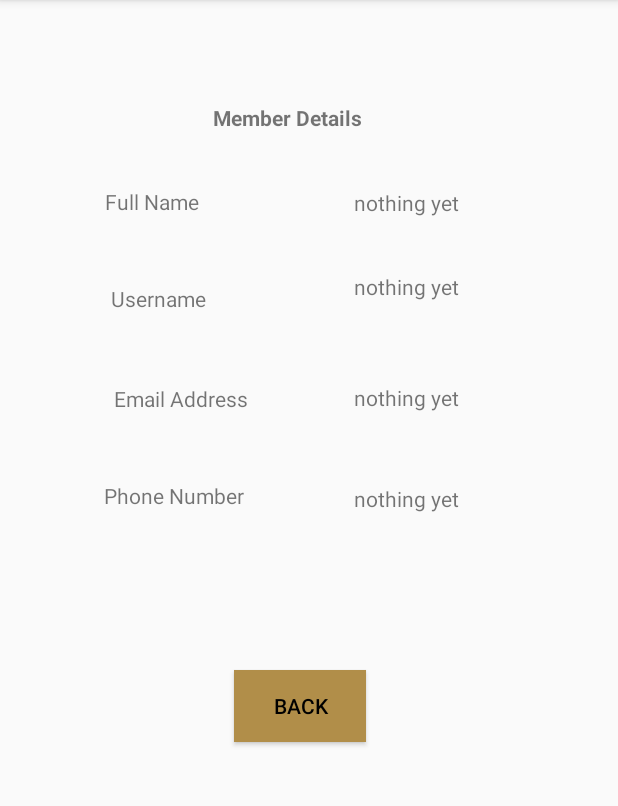
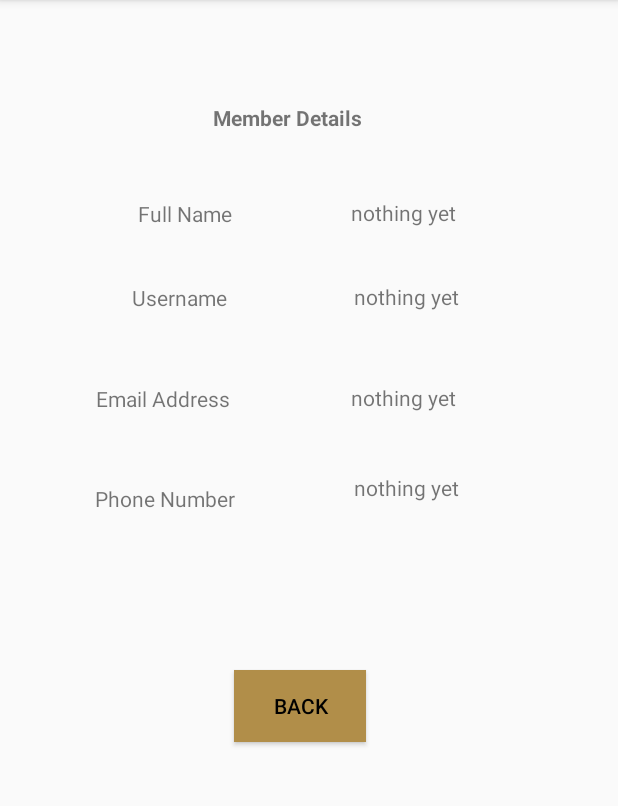
Before and after one commit to Deepak14291/hotel, an Android app: the MemberDetails screen opened directly, with no data from a screen before it, on a phone screen of 412 x 824 dp, the part 84-890 px from its top. Run offline under Robolectric (Android 15) with nearby library versions, the phone set to English and light mode, and no system bars.

Commit message:
added comments

```diff
--- a/app/src/main/java/com/example/hotelapp/RegisterLoginActivity.java
+++ b/app/src/main/java/com/example/hotelapp/RegisterLoginActivity.java
@@ -43,7 +43,7 @@ public class RegisterLoginActivity extends AppCompatActivity {
                 String username_saved = getSharedPrefs.getString("username", "nothing yet");
                 String password_saved = getSharedPrefs.getString("password", "nothing yet");
 
-
+                // if username and password is empty, display a toast notification to request user input.
                 if(username.isEmpty()){
                     Toast.makeText(RegisterLoginActivity.this, "please enter username", Toast.LENGTH_SHORT)
                             .show();
@@ -52,6 +52,8 @@ public class RegisterLoginActivity extends AppCompatActivity {
                             .show();
 
                 }else {
+                    // if username and password is provided by the user, check against the stored shared preference.
+                    // If it matches navigate to user landing page, if not, display a toast message saying incorrect credentials entered.
                     if( (username.matches(username_saved)) && (password.matches(password_saved))){
                         //Proceed to user landing page
                         Intent intent = new Intent(RegisterLoginActivity.this,UserLandingPage.class);
@@ -66,7 +68,7 @@ public class RegisterLoginActivity extends AppCompatActivity {
 
             }
         });
-
+        // Navigate to usersignup page on click of sign-up button.
         SignUp.setOnClickListener(new View.OnClickListener() {
             @Override
             public void onClick(View v) {
--- a/app/src/main/java/com/example/hotelapp/home/RoomTypeFragment.java
+++ b/app/src/main/java/com/example/hotelapp/home/RoomTypeFragment.java
@@ -55,8 +55,6 @@ public class RoomTypeFragment extends Fragment {
         });
         recyclerView.setAdapter(adapter);
         recyclerView.setLayoutManager(new LinearLayoutManager(requireContext()));
-
         return view;
     }
-
 }
--- a/app/src/main/res/layout/activity_member_details.xml
+++ b/app/src/main/res/layout/activity_member_details.xml
@@ -27,16 +27,16 @@
         android:text="TextView"
         app:layout_constraintBottom_toBottomOf="parent"
         app:layout_constraintEnd_toEndOf="parent"
-        app:layout_constraintHorizontal_bias="0.691"
+        app:layout_constraintHorizontal_bias="0.685"
         app:layout_constraintStart_toStartOf="parent"
         app:layout_constraintTop_toTopOf="parent"
-        app:layout_constraintVertical_bias="0.167" />
+        app:layout_constraintVertical_bias="0.176" />
 
     <TextView
         android:id="@+id/textView2"
         android:layout_width="wrap_content"
         android:layout_height="wrap_content"
-        android:layout_marginStart="70dp"
+        android:layout_marginStart="92dp"
         android:layout_marginEnd="116dp"
         android:layout_marginBottom="39dp"
         android:text="@string/full_name"
@@ -45,13 +45,13 @@
         app:layout_constraintHorizontal_bias="1.0"
         app:layout_constraintStart_toStartOf="parent"
         app:layout_constraintTop_toTopOf="parent"
-        app:layout_constraintVertical_bias="0.176" />
+        app:layout_constraintVertical_bias="0.187" />
 
     <TextView
         android:id="@+id/textView5"
         android:layout_width="wrap_content"
         android:layout_height="wrap_content"
-        android:layout_marginStart="74dp"
+        android:layout_marginStart="88dp"
         android:layout_marginEnd="111dp"
         android:layout_marginBottom="50dp"
         android:text="@string/username"
@@ -60,13 +60,13 @@
         app:layout_constraintHorizontal_bias="1.0"
         app:layout_constraintStart_toStartOf="parent"
         app:layout_constraintTop_toTopOf="parent"
-        app:layout_constraintVertical_bias="0.271" />
+        app:layout_constraintVertical_bias="0.27" />
 
     <TextView
         android:id="@+id/textView6"
         android:layout_width="wrap_content"
         android:layout_height="wrap_content"
-        android:layout_marginStart="76dp"
+        android:layout_marginStart="64dp"
         android:layout_marginEnd="122dp"
         android:layout_marginBottom="30dp"
         android:text="@string/email_address"
@@ -86,10 +86,10 @@
         android:text="@string/phone_number"
         app:layout_constraintBottom_toBottomOf="parent"
         app:layout_constraintEnd_toEndOf="parent"
-        app:layout_constraintHorizontal_bias="0.345"
+        app:layout_constraintHorizontal_bias="0.315"
         app:layout_constraintStart_toStartOf="parent"
         app:layout_constraintTop_toTopOf="parent"
-        app:layout_constraintVertical_bias="0.367" />
+        app:layout_constraintVertical_bias="0.37" />
 
     <TextView
         android:id="@+id/textView11"
@@ -116,7 +116,7 @@
         app:layout_constraintHorizontal_bias="0.691"
         app:layout_constraintStart_toStartOf="parent"
         app:layout_constraintTop_toTopOf="parent"
-        app:layout_constraintVertical_bias="0.242" />
+        app:layout_constraintVertical_bias="0.251" />
 
     <TextView
         android:id="@+id/memberdetails_email"
@@ -125,7 +125,7 @@
         android:text="TextView"
         app:layout_constraintBottom_toBottomOf="parent"
         app:layout_constraintEnd_toEndOf="parent"
-        app:layout_constraintHorizontal_bias="0.691"
+        app:layout_constraintHorizontal_bias="0.685"
         app:layout_constraintStart_toStartOf="parent"
         app:layout_constraintTop_toTopOf="parent"
         app:layout_constraintVertical_bias="0.341" />
@@ -140,6 +140,6 @@
         app:layout_constraintHorizontal_bias="0.691"
         app:layout_constraintStart_toStartOf="parent"
         app:layout_constraintTop_toTopOf="parent"
-        app:layout_constraintVertical_bias="0.431" />
+        app:layout_constraintVertical_bias="0.421" />
 
 </androidx.constraintlayout.widget.ConstraintLayout>
```
